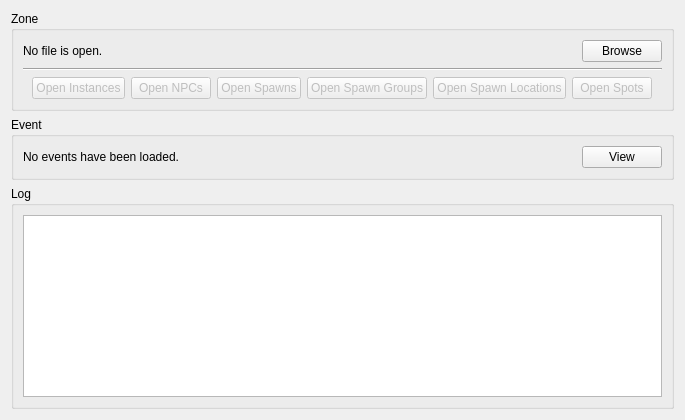
Old version of the form tools/cathedral/ui/MainWindow.ui in the repository comphack/comp_hack.
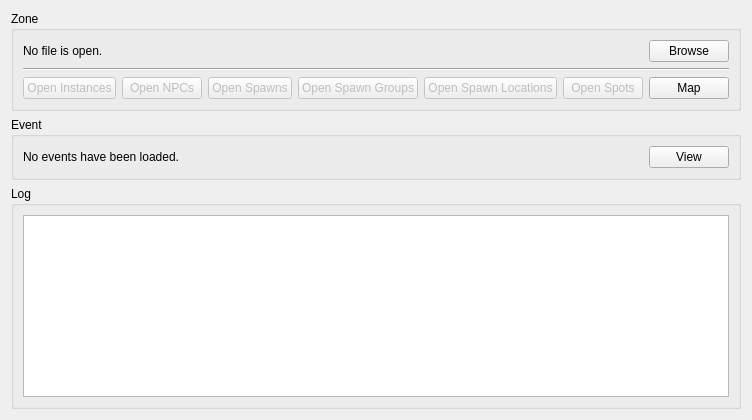
New version of the form.

The edit to the form file:
```diff
--- a/tools/cathedral/ui/MainWindow.ui
+++ b/tools/cathedral/ui/MainWindow.ui
@@ -126,6 +126,13 @@
           </property>
          </widget>
         </item>
+        <item>
+         <widget class="QPushButton" name="openMap">
+          <property name="text">
+           <string>Map</string>
+          </property>
+         </widget>
+        </item>
         <item>
          <spacer name="spacerZoneRight">
           <property name="orientation">
```
